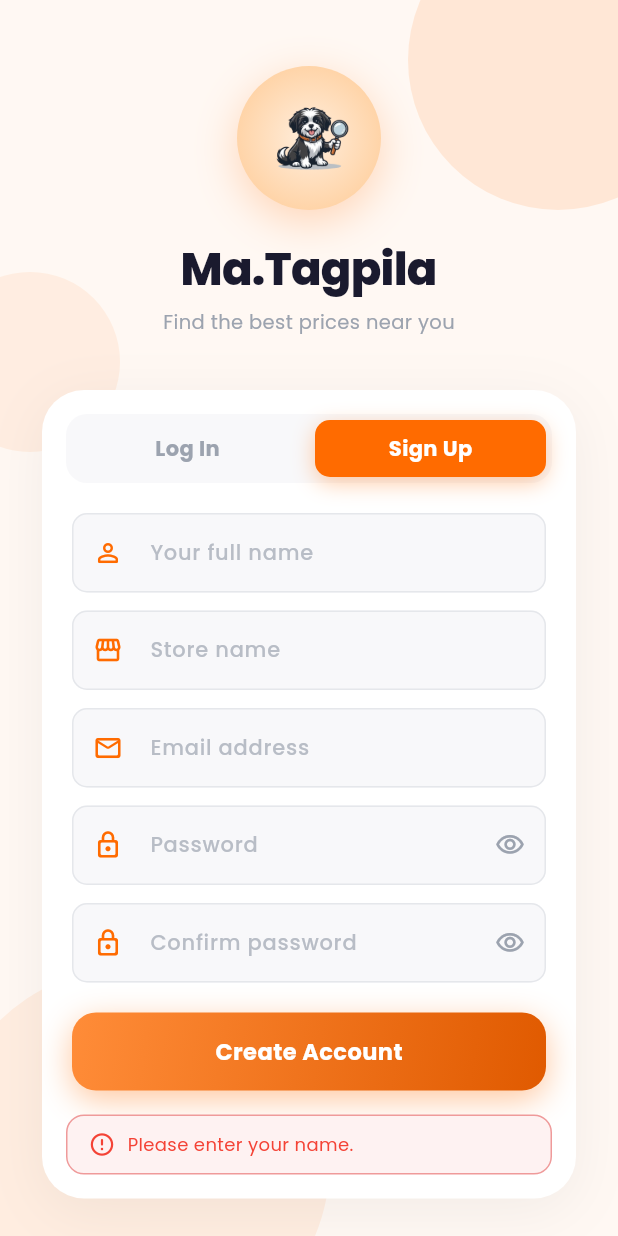
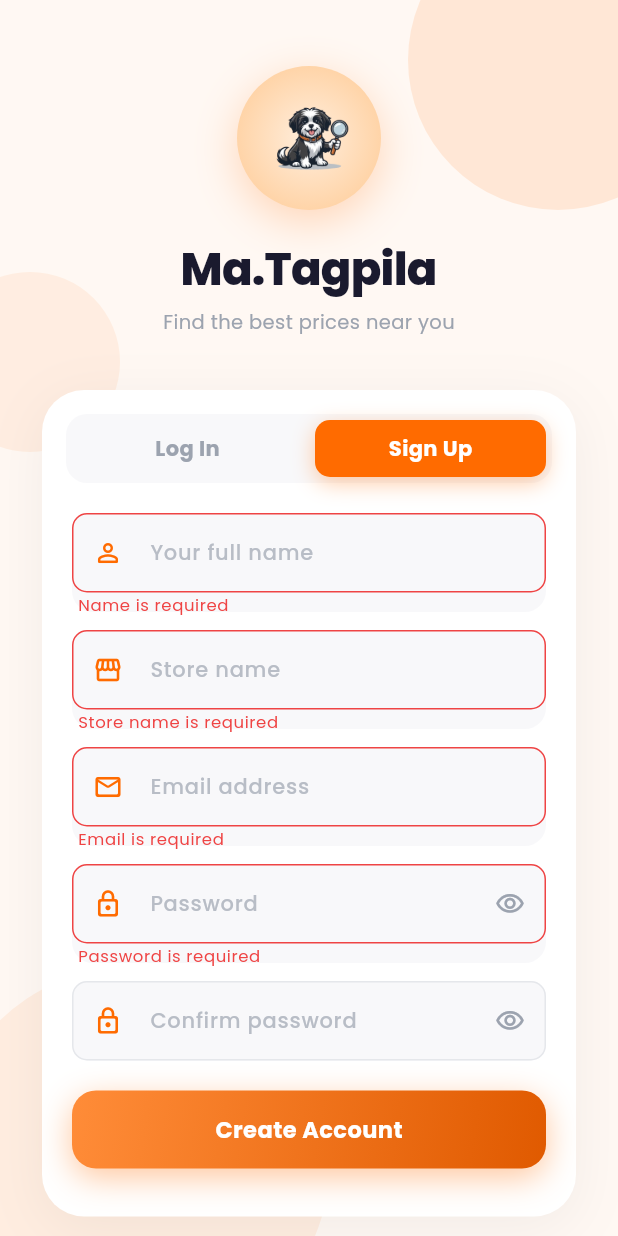
Before and after one commit to ferdiie/MaTagpila, a Flutter app: the screen it shows after launch, after a tap on "Sign Up", after a tap on "Create Account", on a phone screen of 412 x 824 dp. Run offline on Flutter 3.47's test engine with Material 3 defaults, Android fonts, the phone set to English and light mode, and no system bars; our stand-ins replace cloud_firestore, equatable, firebase_auth, firebase_core, flutter_riverpod, go_router and 2 more; accounts and stored records are empty; generated files the repository leaves out were written again.

Commit message:
Add: Validation and Error Messages

```diff
--- a/MaTagpila/lib/screens/login_screen.dart
+++ b/MaTagpila/lib/screens/login_screen.dart
@@ -13,6 +13,10 @@ class AuthScreen extends StatefulWidget {
 class _AuthScreenState extends State<AuthScreen>
     with SingleTickerProviderStateMixin {
   late final TabController _tab;
+
+  // Form keys for validation
+  final _loginFormKey = GlobalKey<FormState>();
+  final _signupFormKey = GlobalKey<FormState>();
 
   bool _loading = false;
   String? _error;
@@ -53,17 +57,32 @@ class _AuthScreenState extends State<AuthScreen>
     super.dispose();
   }
 
+  // ── Validation Helpers ─────────────────────────────────────────────────────
+
+  String? _validateEmail(String? value) {
+    if (value == null || value.isEmpty) return 'Email is required';
+    final emailRegex = RegExp(r'^[\w-\.]+@([\w-]+\.)+[\w-]{2,4}$');
+    if (!emailRegex.hasMatch(value)) return 'Enter a valid email address';
+    return null;
+  }
+
+  String? _validatePassword(String? value) {
+    if (value == null || value.isEmpty) return 'Password is required';
+    if (value.length < 6) return 'Password must be at least 6 characters';
+    return null;
+  }
+
   // ── Auth actions ───────────────────────────────────────────────────────────
 
   Future<void> _login() async {
+    if (!_loginFormKey.currentState!.validate()) return;
+
     _setLoading(true);
     try {
       final credential = await FirebaseAuth.instance.signInWithEmailAndPassword(
         email: _loginEmail.text.trim(),
         password: _loginPass.text,
       );
-
-      // Auto-create user doc if it doesn't exist yet
       await _ensureUserDocument(credential.user!);
     } on FirebaseAuthException catch (e) {
       _setError(e.code);
@@ -75,18 +94,7 @@ class _AuthScreenState extends State<AuthScreen>
   }
 
   Future<void> _register() async {
-    if (_signPass.text != _signConfirm.text) {
-      setState(() => _error = 'Passwords do not match.');
-      return;
-    }
-    if (_signName.text.trim().isEmpty) {
-      setState(() => _error = 'Please enter your name.');
-      return;
-    }
-    if (_signStoreName.text.trim().isEmpty) {
-      setState(() => _error = 'Please enter your store name.');
-      return;
-    }
+    if (!_signupFormKey.currentState!.validate()) return;
 
     _setLoading(true);
     try {
@@ -96,12 +104,11 @@ class _AuthScreenState extends State<AuthScreen>
         password: _signPass.text,
       );
 
-      // Create the Firestore user document immediately after registration
       await _createUserDocument(
         user: credential.user!,
         name: _signName.text.trim(),
         storeName: _signStoreName.text.trim(),
-        role: 'admin', // First registered user is always admin/owner
+        role: 'admin',
       );
     } on FirebaseAuthException catch (e) {
       _setError(e.code);
@@ -113,7 +120,6 @@ class _AuthScreenState extends State<AuthScreen>
   }
 
   /// Checks if the user already has a Firestore document.
-  /// If not, creates one with default admin role.
   Future<void> _ensureUserDocument(User user) async {
     final docRef = FirebaseFirestore.instance.collection('users').doc(user.uid);
     final doc = await docRef.get();
@@ -128,7 +134,7 @@ class _AuthScreenState extends State<AuthScreen>
     }
   }
 
-  /// Creates a Firestore user document with the given details.
+  /// Creates a Firestore user document.
   Future<void> _createUserDocument({
     required User user,
     required String name,
@@ -190,8 +196,6 @@ class _AuthScreenState extends State<AuthScreen>
         _ => 'Something went wrong. Please try again.',
       };
 
-  // ── Build ──────────────────────────────────────────────────────────────────
-
   @override
   Widget build(BuildContext context) {
     final size = MediaQuery.of(context).size;
@@ -200,15 +204,12 @@ class _AuthScreenState extends State<AuthScreen>
       backgroundColor: AppColors.cream,
       body: Stack(
         children: [
-          // Decorative background blobs
           _blob(200, AppColors.orange.withAlpha((0.12 * 255).toInt()),
               top: -60, right: -60),
           _blob(120, AppColors.orangeLight.withAlpha((0.10 * 255).toInt()),
               top: size.height * 0.22, left: -40),
           _blob(260, AppColors.orange.withAlpha((0.08 * 255).toInt()),
               bottom: -80, left: -40),
-
-          // Content
           SafeArea(
             child: SingleChildScrollView(
               padding: const EdgeInsets.symmetric(horizontal: 28),
@@ -232,8 +233,6 @@ class _AuthScreenState extends State<AuthScreen>
                     style: TextStyle(fontSize: 13, color: AppColors.textGrey),
                   ),
                   const SizedBox(height: 36),
-
-                  // ── Card ──
                   AnimatedSize(
                     duration: const Duration(milliseconds: 280),
                     curve: Curves.easeOutCubic,
@@ -253,19 +252,17 @@ class _AuthScreenState extends State<AuthScreen>
                       child: Column(
                         mainAxisSize: MainAxisSize.min,
                         children: [
-                          // Segmented tabs
                           Padding(
                             padding: const EdgeInsets.fromLTRB(16, 16, 16, 0),
                             child: _SegmentedTabs(controller: _tab),
                           ),
-
-                          // Forms
                           AnimatedBuilder(
                             animation: _tab,
                             builder: (context, child) => IndexedStack(
                               index: _tab.index,
                               children: [
                                 _LoginForm(
+                                  formKey: _loginFormKey,
                                   emailCtrl: _loginEmail,
                                   passCtrl: _loginPass,
                                   passVisible: _loginPassShow,
@@ -274,8 +271,11 @@ class _AuthScreenState extends State<AuthScreen>
                                   onSubmit: _login,
                                   onForgot: _forgotPassword,
                                   loading: _loading,
+                                  emailValidator: _validateEmail,
+                                  passValidator: _validatePassword,
                                 ),
                                 _SignupForm(
+                                  formKey: _signupFormKey,
                                   emailCtrl: _signEmail,
                                   passCtrl: _signPass,
                                   confirmCtrl: _signConfirm,
@@ -289,12 +289,12 @@ class _AuthScreenState extends State<AuthScreen>
                                       _signConfirmShow = !_signConfirmShow),
                                   onSubmit: _register,
                                   loading: _loading,
+                                  emailValidator: _validateEmail,
+                                  passValidator: _validatePassword,
                                 ),
                               ],
                             ),
                           ),
-
-                          // Error banner
                           if (_error != null)
                             Padding(
                               padding: const EdgeInsets.fromLTRB(16, 0, 16, 16),
@@ -306,10 +306,7 @@ class _AuthScreenState extends State<AuthScreen>
                       ),
                     ),
                   ),
-
                   const SizedBox(height: 24),
-
-                  // Divider
                   Row(children: [
                     const Expanded(child: Divider(color: Color(0xFFE8E0D8))),
                     Padding(
@@ -322,11 +319,9 @@ class _AuthScreenState extends State<AuthScreen>
                     ),
                     const Expanded(child: Divider(color: Color(0xFFE8E0D8))),
                   ]),
-
                   const SizedBox(height: 16),
                   _GoogleButton(onTap: () {}),
                   const SizedBox(height: 28),
-
                   Text(
                     'By continuing, you agree to our Terms & Privacy Policy.',
                     textAlign: TextAlign.center,
@@ -345,7 +340,6 @@ class _AuthScreenState extends State<AuthScreen>
     );
   }
 
-  // Helper: positioned blob
   Widget _blob(double size, Color color,
       {double? top, double? bottom, double? left, double? right}) {
     return Positioned(
@@ -473,6 +467,7 @@ class _Field extends StatelessWidget {
   final bool obscure;
   final Widget? suffix;
   final TextInputType? keyboardType;
+  final String? Function(String?)? validator;
 
   const _Field({
     required this.controller,
@@ -481,6 +476,7 @@ class _Field extends StatelessWidget {
     this.obscure = false,
     this.suffix,
     this.keyboardType,
+    this.validator,
   });
 
   @override
@@ -490,10 +486,11 @@ class _Field extends StatelessWidget {
         color: AppColors.inputBg,
         borderRadius: BorderRadius.circular(14),
       ),
-      child: TextField(
+      child: TextFormField(
         controller: controller,
         obscureText: obscure,
         keyboardType: keyboardType,
+        validator: validator,
         style: const TextStyle(
             fontSize: 14,
             color: AppColors.textDark,
@@ -507,6 +504,8 @@ class _Field extends StatelessWidget {
           suffixIcon: suffix,
           border: InputBorder.none,
           contentPadding: const EdgeInsets.symmetric(vertical: 16),
+          // Adding error styling
+          errorStyle: const TextStyle(height: 0.8, fontSize: 11),
         ),
       ),
     );
@@ -563,11 +562,14 @@ class _PrimaryButton extends StatelessWidget {
 // ── Login form ────────────────────────────────────────────────────────────────
 
 class _LoginForm extends StatelessWidget {
+  final GlobalKey<FormState> formKey;
   final TextEditingController emailCtrl, passCtrl;
   final bool passVisible, loading;
   final VoidCallback onTogglePass, onSubmit, onForgot;
+  final String? Function(String?) emailValidator, passValidator;
 
   const _LoginForm({
+    required this.formKey,
     required this.emailCtrl,
     required this.passCtrl,
     required this.passVisible,
@@ -575,12 +577,16 @@ class _LoginForm extends StatelessWidget {
     required this.onSubmit,
     required this.onForgot,
     required this.loading,
+    required this.emailValidator,
+    required this.passValidator,
   });
 
   @override
   Widget build(BuildContext context) {
     return Padding(
       padding: const EdgeInsets.fromLTRB(20, 20, 20, 8),
+      child: Form(
+        key: formKey,
         child: Column(
           mainAxisSize: MainAxisSize.min,
           children: [
@@ -589,6 +595,7 @@ class _LoginForm extends StatelessWidget {
               hint: 'Email address',
               icon: Icons.mail_outline_rounded,
               keyboardType: TextInputType.emailAddress,
+              validator: emailValidator,
             ),
             const SizedBox(height: 12),
             _Field(
@@ -596,6 +603,7 @@ class _LoginForm extends StatelessWidget {
               hint: 'Password',
               icon: Icons.lock_outline_rounded,
               obscure: !passVisible,
+              validator: passValidator,
               suffix: IconButton(
                 icon: Icon(
                   passVisible
@@ -617,12 +625,14 @@ class _LoginForm extends StatelessWidget {
                   minimumSize: const Size(0, 36),
                 ),
                 child: const Text('Forgot password?',
-                  style: TextStyle(fontSize: 12, fontWeight: FontWeight.w600)),
+                    style:
+                        TextStyle(fontSize: 12, fontWeight: FontWeight.w600)),
               ),
             ),
             _PrimaryButton(label: 'Log In', onTap: onSubmit, loading: loading),
             const SizedBox(height: 8),
           ],
+        ),
       ),
     );
   }
@@ -631,6 +641,7 @@ class _LoginForm extends StatelessWidget {
 // ── Sign-up form ──────────────────────────────────────────────────────────────
 
 class _SignupForm extends StatelessWidget {
+  final GlobalKey<FormState> formKey;
   final TextEditingController emailCtrl,
       passCtrl,
       confirmCtrl,
@@ -638,8 +649,10 @@ class _SignupForm extends StatelessWidget {
       storeNameCtrl;
   final bool passVisible, confirmVisible, loading;
   final VoidCallback onTogglePass, onToggleConfirm, onSubmit;
+  final String? Function(String?) emailValidator, passValidator;
 
   const _SignupForm({
+    required this.formKey,
     required this.emailCtrl,
     required this.passCtrl,
     required this.confirmCtrl,
@@ -651,12 +664,16 @@ class _SignupForm extends StatelessWidget {
     required this.onToggleConfirm,
     required this.onSubmit,
     required this.loading,
+    required this.emailValidator,
+    required this.passValidator,
   });
 
   @override
   Widget build(BuildContext context) {
     return Padding(
       padding: const EdgeInsets.fromLTRB(20, 20, 20, 8),
+      child: Form(
+        key: formKey,
         child: Column(
           mainAxisSize: MainAxisSize.min,
           children: [
@@ -665,6 +682,8 @@ class _SignupForm extends StatelessWidget {
               hint: 'Your full name',
               icon: Icons.person_outline_rounded,
               keyboardType: TextInputType.name,
+              validator: (v) =>
+                  v == null || v.isEmpty ? 'Name is required' : null,
             ),
             const SizedBox(height: 12),
             _Field(
@@ -672,6 +691,8 @@ class _SignupForm extends StatelessWidget {
               hint: 'Store name',
               icon: Icons.storefront_outlined,
               keyboardType: TextInputType.text,
+              validator: (v) =>
+                  v == null || v.isEmpty ? 'Store name is required' : null,
             ),
             const SizedBox(height: 12),
             _Field(
@@ -679,6 +700,7 @@ class _SignupForm extends StatelessWidget {
               hint: 'Email address',
               icon: Icons.mail_outline_rounded,
               keyboardType: TextInputType.emailAddress,
+              validator: emailValidator,
             ),
             const SizedBox(height: 12),
             _Field(
@@ -686,6 +708,7 @@ class _SignupForm extends StatelessWidget {
               hint: 'Password',
               icon: Icons.lock_outline_rounded,
               obscure: !passVisible,
+              validator: passValidator,
               suffix: IconButton(
                 icon: Icon(
                   passVisible
@@ -703,6 +726,10 @@ class _SignupForm extends StatelessWidget {
               hint: 'Confirm password',
               icon: Icons.lock_outline_rounded,
               obscure: !confirmVisible,
+              validator: (v) {
+                if (v != passCtrl.text) return 'Passwords do not match';
+                return null;
+              },
               suffix: IconButton(
                 icon: Icon(
                   confirmVisible
@@ -719,6 +746,7 @@ class _SignupForm extends StatelessWidget {
                 label: 'Create Account', onTap: onSubmit, loading: loading),
             const SizedBox(height: 8),
           ],
+        ),
       ),
     );
   }
```
Lines whose indentation alone changed are shown as unchanged.
